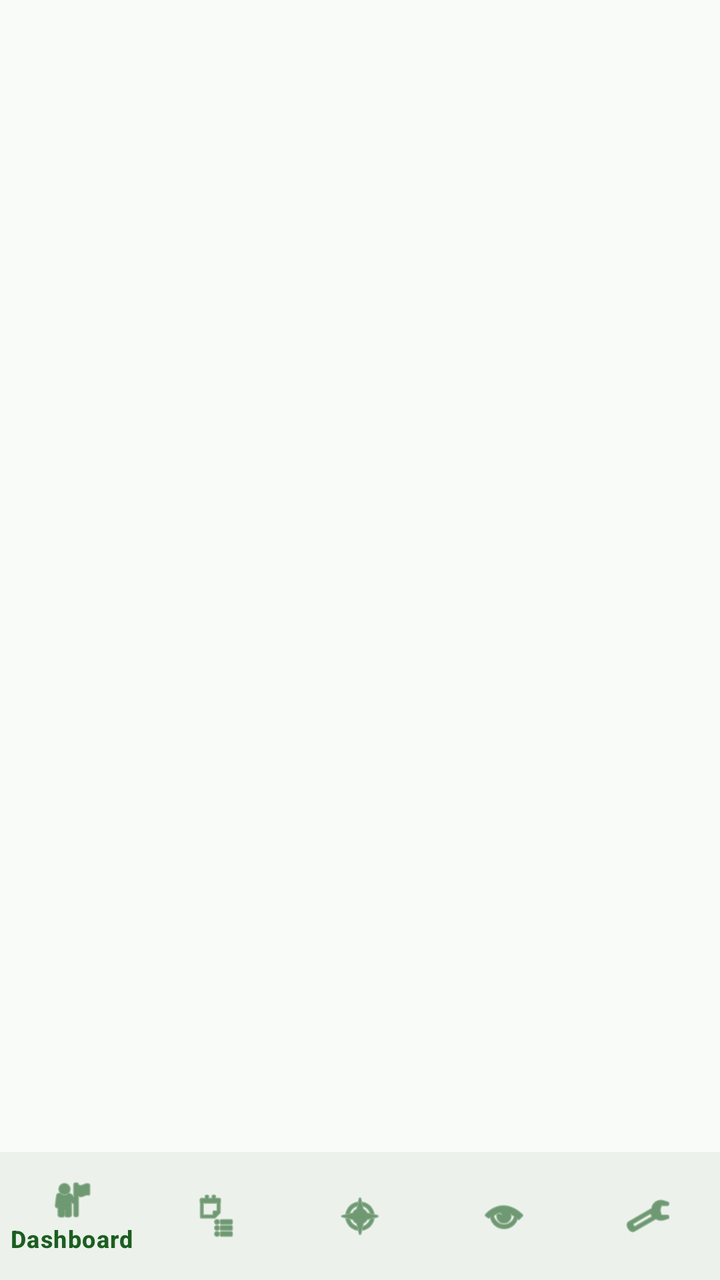
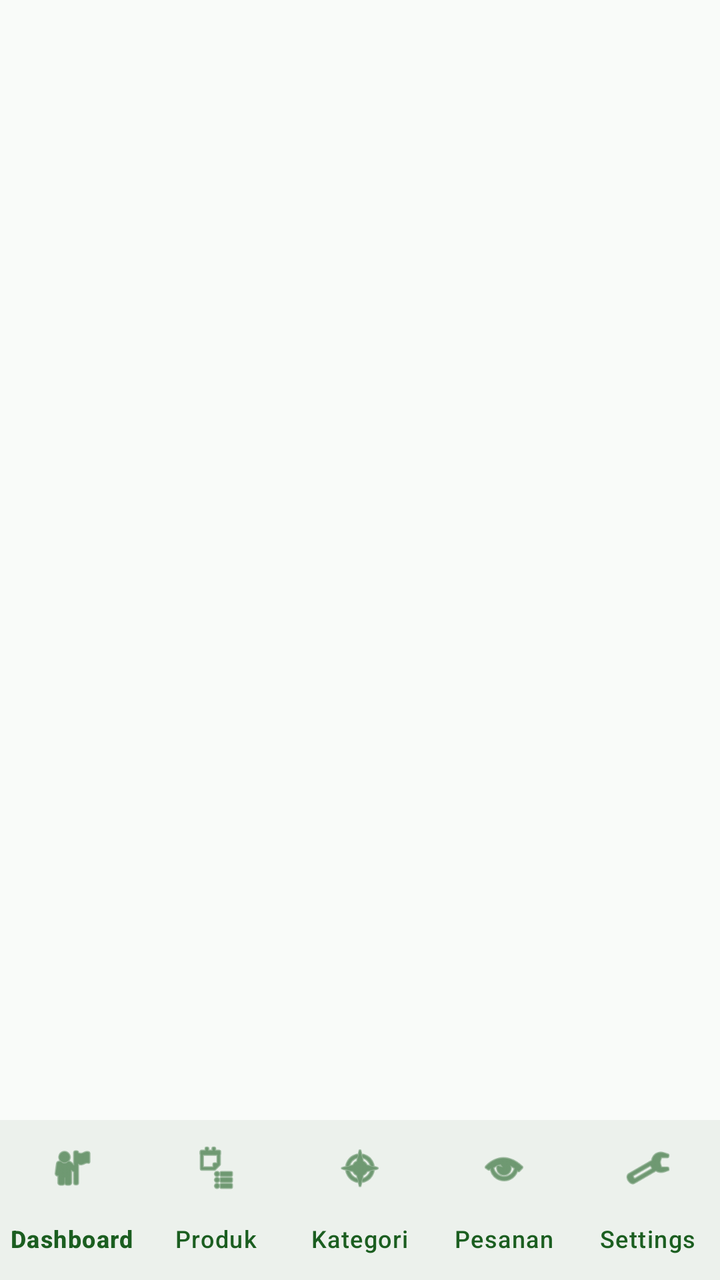

Two renders of the same Android screen: before a commit and after it. Below are the layout's source before the change and the commit's diff.
<!-- AndroidManifest.xml: application theme Theme.Pertemuan3 -->
<!-- res/layout/activity_owner_dashboard.xml -->
<?xml version="1.0" encoding="utf-8"?>
<RelativeLayout xmlns:android="http://schemas.android.com/apk/res/android"
    xmlns:app="http://schemas.android.com/apk/res-auto"
    xmlns:tools="http://schemas.android.com/tools"
    android:layout_width="match_parent"
    android:layout_height="match_parent"
    android:background="@color/simaju_page_bg"
    tools:context=".owner.OwnerDashboardActivity">

    
    <com.google.android.material.bottomnavigation.BottomNavigationView
        android:id="@+id/ownerBottomNav"
        android:layout_width="match_parent"
        android:layout_height="64dp"
        android:layout_alignParentBottom="true"
        android:background="@color/simaju_card_bg"
        android:elevation="8dp"
        app:itemIconTint="@color/simaju_green"
        app:itemTextColor="@color/simaju_green"
        app:menu="@menu/owner_bottom_menu" />

    
    <FrameLayout
        android:id="@+id/ownerFragmentContainer"
        android:layout_width="match_parent"
        android:layout_height="match_parent"
        android:background="@color/simaju_page_bg"
        android:layout_above="@id/ownerBottomNav" />

</RelativeLayout>
<!-- resources referenced by this layout -->
<resources>
  <color name="simaju_card_bg">#FFFFFFFF</color>
  <color name="simaju_green">#1B5E20</color>
  <color name="simaju_page_bg">#F9FBF9</color>
  <style name="Theme.Pertemuan3" parent="Base.Theme.Pertemuan3" />
  <style name="Base.Theme.Pertemuan3" parent="Theme.Material3.DayNight.NoActionBar">
          <item name="colorPrimary">@color/simaju_green</item>
          <item name="colorSecondary">@color/simaju_green</item>
          <item name="android:colorBackground">@color/simaju_page_bg</item>
          <item name="android:windowBackground">@color/simaju_page_bg</item>
          <item name="colorSurface">@color/simaju_card_bg</item>
      </style>
</resources>

<!-- the commit's change to res/layout/activity_owner_dashboard.xml (unified diff, before → after) -->
@@ -2,6 +2,7 @@
 <RelativeLayout xmlns:android="http://schemas.android.com/apk/res/android"
     xmlns:app="http://schemas.android.com/apk/res-auto"
     xmlns:tools="http://schemas.android.com/tools"
+    android:id="@+id/ownerRootLayout"
     android:layout_width="match_parent"
     android:layout_height="match_parent"
     android:background="@color/simaju_page_bg"
@@ -11,12 +12,13 @@
     <com.google.android.material.bottomnavigation.BottomNavigationView
         android:id="@+id/ownerBottomNav"
         android:layout_width="match_parent"
-        android:layout_height="64dp"
+        android:layout_height="wrap_content"
         android:layout_alignParentBottom="true"
         android:background="@color/simaju_card_bg"
         android:elevation="8dp"
         app:itemIconTint="@color/simaju_green"
         app:itemTextColor="@color/simaju_green"
+        app:labelVisibilityMode="labeled"
         app:menu="@menu/owner_bottom_menu" />
 
     
